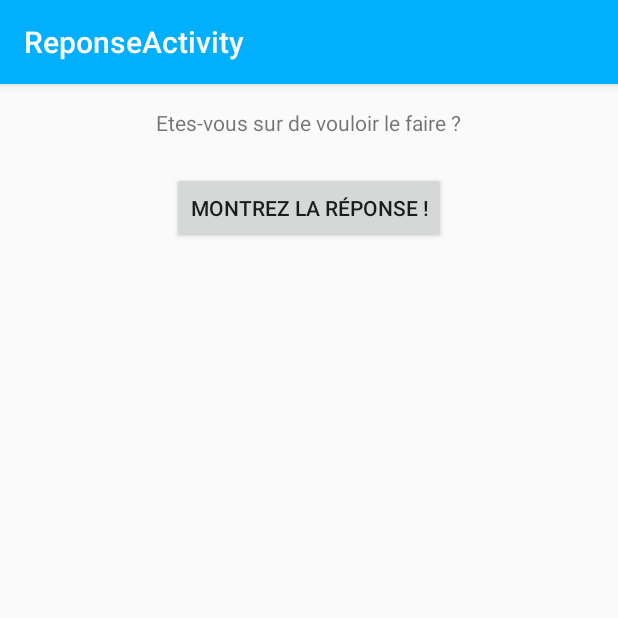
After one commit to MambaXIE/projet_quizz_samp, an Android app: the ReponseActivity screen opened directly, with no data from a screen before it, on a phone screen of 412 x 824 dp, the top half of it. The commit adds this screen. Run offline under Robolectric (Android 15) with nearby library versions, the phone set to English and light mode, and no system bars.

Commit message:
ajout reponse activity

```diff
--- a/app/src/main/AndroidManifest.xml
+++ b/app/src/main/AndroidManifest.xml
@@ -36,6 +36,11 @@
             android:label="@string/title_activity_quizz"
             android:theme="@style/AppTheme" >
         </activity>
+        <activity
+            android:name=".ReponseActivity"
+            android:label="@string/title_activity_reponse"
+            android:theme="@style/AppTheme" >
+        </activity>
     </application>
 
 </manifest>
--- /dev/null
+++ b/app/src/main/java/ufr/m1/quizz/ReponseActivity.java
@@ -0,0 +1,95 @@
+/*
+ *
+ *  *
+ *  *  * Copyright (c) 2015. Petetin Cédric.
+ *  *  * Master 1 - SAMP
+ *  *  * Quizz/Questionnaires avec Android
+ *  *
+ *
+ */
+
+package ufr.m1.quizz;
+
+import android.content.Intent;
+import android.os.Bundle;
+import android.support.v7.app.AppCompatActivity;
+import android.support.v7.widget.Toolbar;
+import android.util.Log;
+import android.view.View;
+import android.widget.Button;
+import android.widget.TextView;
+
+public class ReponseActivity extends AppCompatActivity implements View.OnClickListener{
+
+
+    TextView reponse;
+    Button montrer;
+    Bundle extras;
+    boolean reponseAfficher;
+
+    private static final String TAG = "ReponseActivity";
+
+
+    @Override
+    protected void onCreate(Bundle savedInstanceState) {
+        super.onCreate(savedInstanceState);
+        setContentView(R.layout.activity_reponse);
+        Toolbar toolbar = (Toolbar) findViewById(R.id.toolbar);
+        setSupportActionBar(toolbar);
+        reponseAfficher = false;
+
+        extras = getIntent().getExtras();
+
+        reponse = (TextView)findViewById(R.id.showReponse);
+        montrer = (Button)findViewById(R.id.montrerReponse);
+        montrer.setOnClickListener(this);
+    }
+
+
+    @Override
+    public void onClick(View v) {
+        if (v.getId() == R.id.montrerReponse){
+            reponse.setText(extras.getString("reponse"));
+            reponseAfficher = true;
+        }
+    }
+
+    @Override
+    public void onBackPressed() {
+        Intent backToMain = new Intent(this, QuizzActivity.class);
+        backToMain.putExtra("data",reponseAfficher);
+        setResult(RESULT_OK,backToMain);
+        finish();
+    }
+
+    @Override
+    protected void onStart() {
+        super.onStart();
+        Log.i(TAG, "onStart");
+    }
+
+    @Override
+    protected void onResume() {
+        super.onResume();
+        Log.i(TAG, "onResume");
+    }
+
+    @Override
+    protected void onPause() {
+        super.onPause();
+        Log.i(TAG, "onPause");
+    }
+
+    @Override
+    protected void onStop() {
+        super.onStop();
+        Log.i(TAG, "onStop");
+    }
+
+    @Override
+    protected void onDestroy() {
+        super.onDestroy();
+        Log.i(TAG, "onDestroy");
+    }
+
+}
--- /dev/null
+++ b/app/src/main/res/layout/activity_reponse.xml
@@ -0,0 +1,31 @@
+<?xml version="1.0" encoding="utf-8"?>
+<!--
+  ~ /*
+  ~  *
+  ~  *  * Copyright (c) 2015. Petetin Cédric.
+  ~  *  * Master 1 - SAMP
+  ~  *  * Quizz/Questionnaires avec Android
+  ~  *
+  ~  */
+  -->
+
+<android.support.design.widget.CoordinatorLayout
+    xmlns:android="http://schemas.android.com/apk/res/android"
+    xmlns:app="http://schemas.android.com/apk/res-auto"
+    xmlns:tools="http://schemas.android.com/tools" android:layout_width="match_parent"
+    android:layout_height="match_parent" android:fitsSystemWindows="true"
+    tools:context="ufr.m1.quizz.ReponseActivity">
+
+    <android.support.design.widget.AppBarLayout android:layout_height="wrap_content"
+        android:layout_width="match_parent" android:theme="@style/AppTheme.AppBarOverlay">
+
+        <android.support.v7.widget.Toolbar android:id="@+id/toolbar"
+            android:layout_width="match_parent" android:layout_height="?attr/actionBarSize"
+            android:background="?attr/colorPrimary" app:popupTheme="@style/AppTheme.PopupOverlay" />
+
+    </android.support.design.widget.AppBarLayout>
+
+    <include layout="@layout/content_reponse" />
+
+
+</android.support.design.widget.CoordinatorLayout>
--- /dev/null
+++ b/app/src/main/res/layout/content_reponse.xml
@@ -0,0 +1,45 @@
+<?xml version="1.0" encoding="utf-8"?>
+<!--
+  ~ /*
+  ~  *
+  ~  *  * Copyright (c) 2015. Petetin Cédric.
+  ~  *  * Master 1 - SAMP
+  ~  *  * Quizz/Questionnaires avec Android
+  ~  *
+  ~  */
+  -->
+
+<RelativeLayout xmlns:android="http://schemas.android.com/apk/res/android"
+    xmlns:tools="http://schemas.android.com/tools"
+    xmlns:app="http://schemas.android.com/apk/res-auto" android:layout_width="match_parent"
+    android:layout_height="match_parent" android:paddingLeft="@dimen/activity_horizontal_margin"
+    android:paddingRight="@dimen/activity_horizontal_margin"
+    android:paddingTop="@dimen/activity_vertical_margin"
+    android:paddingBottom="@dimen/activity_vertical_margin"
+    app:layout_behavior="@string/appbar_scrolling_view_behavior"
+    tools:showIn="@layout/activity_reponse" tools:context="ufr.m1.quizz.ReponseActivity">
+
+    <TextView
+        android:layout_width="wrap_content"
+        android:layout_height="wrap_content"
+        android:id="@+id/verification"
+        android:text="@string/verification"
+        android:layout_centerHorizontal="true"/>
+
+    <TextView
+        android:layout_width="wrap_content"
+        android:layout_height="wrap_content"
+        android:id="@+id/showReponse"
+        android:layout_below="@+id/verification"
+        android:layout_margin="2dp"
+        android:layout_centerHorizontal="true"/>
+
+    <Button
+        android:layout_width="wrap_content"
+        android:layout_height="wrap_content"
+        android:id="@+id/montrerReponse"
+        android:text="@string/voirReponse"
+        android:layout_below="@+id/showReponse"
+        android:layout_centerHorizontal="true"/>
+
+</RelativeLayout>
--- a/app/src/main/res/values/strings.xml
+++ b/app/src/main/res/values/strings.xml
@@ -15,6 +15,9 @@
     <string name="btn_suivante">Suivante</string>
     <string name="btn_reponse">Réponse</string>
 
+    <string name="verification">Etes-vous sur de vouloir le faire ?</string>
+    <string name="voirReponse">Montrez la réponse !</string>
+
 
     <string name="btn_ajout_sujet">Ajouter une catégorie</string>
     <string name="supprimer">Supprimer</string>
@@ -30,6 +33,7 @@
     <string name="str_red">#FF4444</string>
     <string name="str_yellow">#FFBB33</string>
     <string name="str_sky_blue">#33B5E5</string>
+    <string name="title_activity_reponse">ReponseActivity</string>
 
 
 </resources>
```
Also changed, not shown: app/src/main/java/ufr/m1/quizz/QuizzActivity.java (+18 -5 lines), app/src/main/java/ufr/m1/quizz/Stockage/QuestionItem.java (+11 -0 lines), 4 other files.
